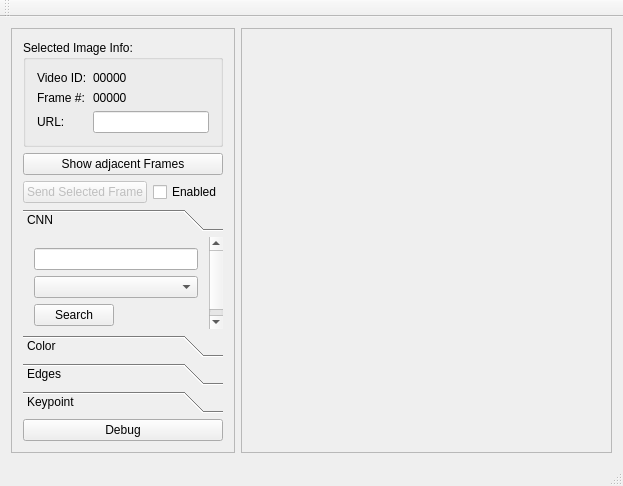
Old version of the form VideoRetrievalBrowser/mainwindow.ui in the repository theuerse/vr18.
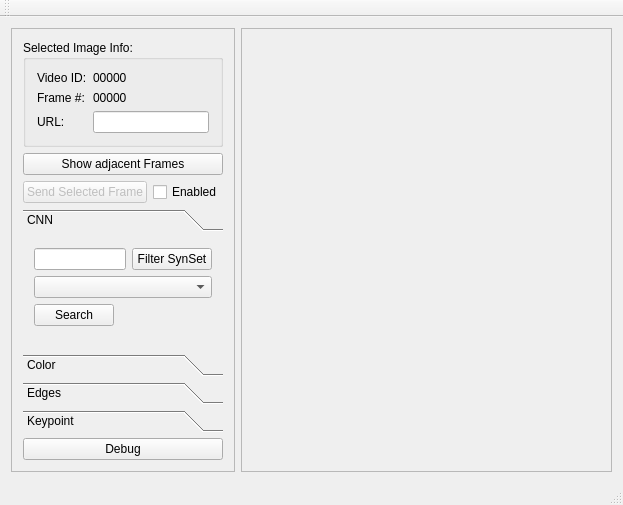
New version of the form. The open tabs and pages were chosen to show the change.

Commit message:
[UI] Prepared CNN search functionality
- Added synset.txt to resources
- Implemented filter functionality for sysnet entries

```diff
--- a/VideoRetrievalBrowser/mainwindow.ui
+++ b/VideoRetrievalBrowser/mainwindow.ui
@@ -7,7 +7,7 @@
     <x>0</x>
     <y>0</y>
     <width>623</width>
-    <height>486</height>
+    <height>505</height>
    </rect>
   </property>
   <property name="windowTitle">
@@ -156,7 +156,7 @@
           <property name="geometry">
            <rect>
             <x>0</x>
-            <y>0</y>
+            <y>-43</y>
             <width>230</width>
             <height>111</height>
            </rect>
@@ -166,7 +166,38 @@
           </attribute>
           <layout class="QVBoxLayout" name="verticalLayout_2">
            <item>
-            <widget class="QLineEdit" name="lineEdit"/>
+            <widget class="QFrame" name="frame_7">
+             <property name="frameShape">
+              <enum>QFrame::NoFrame</enum>
+             </property>
+             <property name="frameShadow">
+              <enum>QFrame::Raised</enum>
+             </property>
+             <layout class="QHBoxLayout" name="horizontalLayout_8">
+              <property name="leftMargin">
+               <number>0</number>
+              </property>
+              <property name="topMargin">
+               <number>0</number>
+              </property>
+              <property name="rightMargin">
+               <number>0</number>
+              </property>
+              <property name="bottomMargin">
+               <number>0</number>
+              </property>
+              <item>
+               <widget class="QLineEdit" name="synSetFilterlineEdit"/>
+              </item>
+              <item>
+               <widget class="QPushButton" name="synSetFilterButton">
+                <property name="text">
+                 <string>Filter SynSet</string>
+                </property>
+               </widget>
+              </item>
+             </layout>
+            </widget>
            </item>
            <item>
             <widget class="QComboBox" name="comboBox"/>
@@ -581,7 +612,7 @@
             <x>0</x>
             <y>0</y>
             <width>333</width>
-            <height>405</height>
+            <height>424</height>
            </rect>
           </property>
          </widget>
```
Left out of the diff: 24 changed lines with no effect on the pictures. The commit also changes 5 other files.
